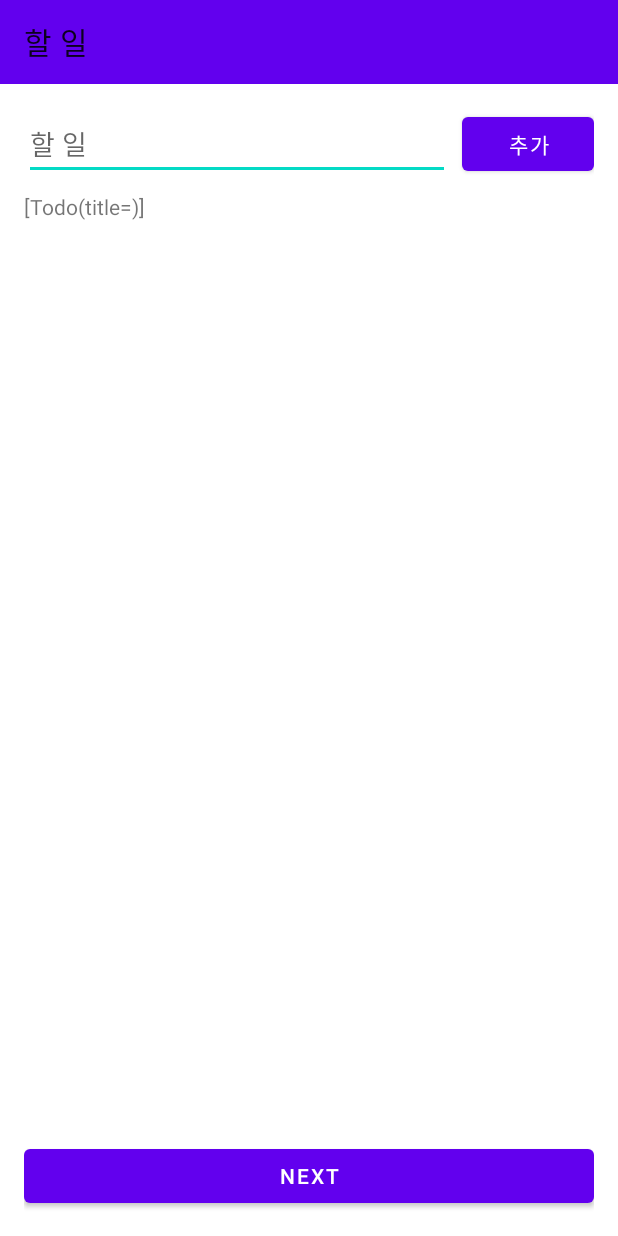
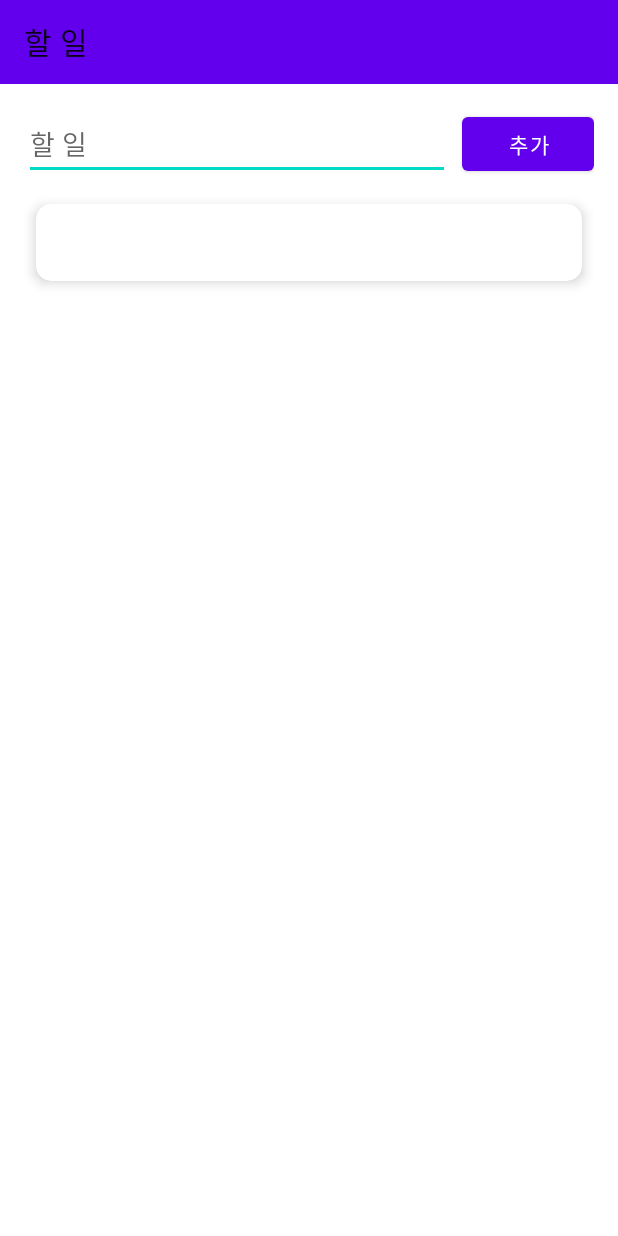
Before and after one commit to yanghyeonjin/ojs-modern-android-practice, an Android app: the screen it shows after launch (MainActivity), after a tap on "추가", on a phone screen of 412 x 824 dp. Run offline under Robolectric (Android 15) with nearby library versions, the phone set to English and light mode, and no system bars; our stand-ins replace Room's generated code, navigation-ui.

Commit message:
* todo list 리사이클러뷰로 구성

```diff
--- /dev/null
+++ b/app/src/main/java/com/example/ojsmodernandroidpractice/adapters/TodoAdapter.kt
@@ -0,0 +1,31 @@
+package com.example.ojsmodernandroidpractice.adapters
+
+import android.view.LayoutInflater
+import android.view.ViewGroup
+import androidx.recyclerview.widget.RecyclerView
+import com.example.ojsmodernandroidpractice.databinding.RecyclerviewItemTodoBinding
+import com.example.ojsmodernandroidpractice.models.Todo
+import com.example.ojsmodernandroidpractice.viewholders.TodoViewHolder
+
+class TodoAdapter : RecyclerView.Adapter<TodoViewHolder>() {
+    private var todos = ArrayList<Todo>()
+
+    override fun onCreateViewHolder(parent: ViewGroup, viewType: Int): TodoViewHolder {
+        return TodoViewHolder(
+            RecyclerviewItemTodoBinding.inflate(LayoutInflater.from(parent.context), parent, false)
+        )
+    }
+
+    override fun onBindViewHolder(holder: TodoViewHolder, position: Int) {
+        holder.bind(todos[position])
+    }
+
+    override fun getItemCount(): Int {
+        return todos.size
+    }
+
+    fun setList(list: ArrayList<Todo>) {
+        this.todos = list
+        notifyDataSetChanged()
+    }
+}
--- a/app/src/main/java/com/example/ojsmodernandroidpractice/screens/TodoFragment.kt
+++ b/app/src/main/java/com/example/ojsmodernandroidpractice/screens/TodoFragment.kt
@@ -1,5 +1,6 @@
 package com.example.ojsmodernandroidpractice.screens
 
+import android.content.Context
 import android.os.Bundle
 import androidx.fragment.app.Fragment
 import android.view.LayoutInflater
@@ -10,16 +11,28 @@ import androidx.fragment.app.viewModels
 import androidx.lifecycle.Observer
 import androidx.lifecycle.lifecycleScope
 import androidx.navigation.fragment.findNavController
+import androidx.recyclerview.widget.LinearLayoutManager
 import com.example.ojsmodernandroidpractice.R
+import com.example.ojsmodernandroidpractice.adapters.TodoAdapter
 import com.example.ojsmodernandroidpractice.databinding.FragmentTodoBinding
 import com.example.ojsmodernandroidpractice.models.Todo
 import com.example.ojsmodernandroidpractice.viewmodels.MainViewModel
 import kotlinx.coroutines.Dispatchers
 import kotlinx.coroutines.launch
+import kotlinx.coroutines.withContext
 
 class TodoFragment : Fragment() {
     private var _mBinding: FragmentTodoBinding? = null
     private val mBinding get() = _mBinding!!
+
+    private lateinit var mContext: Context
+
+    private lateinit var todoAdapter: TodoAdapter
+
+    override fun onAttach(context: Context) {
+        super.onAttach(context)
+        this.mContext = context
+    }
 
     override fun onCreateView(
         inflater: LayoutInflater, container: ViewGroup?,
@@ -35,10 +48,17 @@ class TodoFragment : Fragment() {
         // UI와 비즈니스 로직의 분리를 위해 ViewModel 사용
         val mainViewModel: MainViewModel by viewModels() // 또는 ViewModelProvider(this).get(MainViewModel::class.java)
 
+        // 리사이클러뷰 셋팅
+        todoAdapter = TodoAdapter()
+        mBinding.recyclerViewTodos.apply {
+            setHasFixedSize(true)
+            layoutManager = LinearLayoutManager(mContext, LinearLayoutManager.VERTICAL, false)
+            adapter = todoAdapter
+        }
 
         // 값이 변경되는 것을 감지하여 UI 자동 업데이트를 도와준다!
         mainViewModel.getAll().observe(viewLifecycleOwner, Observer { todos ->
-            mBinding.tvResult.text = todos.toString()
+            todoAdapter.setList(todos as ArrayList<Todo>)
         })
 
 
@@ -50,16 +70,20 @@ class TodoFragment : Fragment() {
             // 데이터베이스 조작은 Main Thread(UI Thread)가 아닌 Worker Thread (Background Thread)에서 작동되어야 한다.
             lifecycleScope.launch(Dispatchers.IO) {
                 mainViewModel.insert(newTodo)
+
+                withContext(Dispatchers.Main) {
+                    mBinding.etTodo.setText("")
+                }
             }
         }
 
         // 다음 버튼 클릭
-        mBinding.btnNext.setOnClickListener {
-            // safe-args를 사용한다.
-            // argument를 적용시킨 action을 만든 후 navigate 한다.
-            val action = TodoFragmentDirections.actionFromTodoToDetails(text = "Hello!!!")
-            findNavController().navigate(action)
-        }
+//        mBinding.btnNext.setOnClickListener {
+//            // safe-args를 사용한다.
+//            // argument를 적용시킨 action을 만든 후 navigate 한다.
+//            val action = TodoFragmentDirections.actionFromTodoToDetails(text = "Hello!!!")
+//            findNavController().navigate(action)
+//        }
     }
 
     override fun onDestroyView() {
--- /dev/null
+++ b/app/src/main/java/com/example/ojsmodernandroidpractice/viewholders/TodoViewHolder.kt
@@ -0,0 +1,14 @@
+package com.example.ojsmodernandroidpractice.viewholders
+
+import androidx.recyclerview.widget.RecyclerView
+import com.example.ojsmodernandroidpractice.databinding.RecyclerviewItemTodoBinding
+import com.example.ojsmodernandroidpractice.models.Todo
+
+class TodoViewHolder(binding: RecyclerviewItemTodoBinding) : RecyclerView.ViewHolder(binding.root) {
+
+    private val tvTitle = binding.tvTitle
+
+    fun bind(item: Todo) {
+        this.tvTitle.text = item.title
+    }
+}
--- a/app/src/main/res/layout/fragment_todo.xml
+++ b/app/src/main/res/layout/fragment_todo.xml
@@ -25,22 +25,14 @@
         app:layout_constraintEnd_toEndOf="parent"
         app:layout_constraintTop_toTopOf="parent" />
 
-    <TextView
-        android:id="@+id/tv_result"
+    <androidx.recyclerview.widget.RecyclerView
+        android:id="@+id/recycler_view_todos"
         android:layout_width="0dp"
         android:layout_height="0dp"
         android:layout_marginTop="8dp"
-        android:layout_marginBottom="8dp"
-        app:layout_constraintBottom_toTopOf="@id/btn_next"
+        app:layout_constraintBottom_toBottomOf="parent"
         app:layout_constraintEnd_toEndOf="parent"
         app:layout_constraintStart_toStartOf="parent"
         app:layout_constraintTop_toBottomOf="@id/et_todo" />
 
-    <Button
-        android:id="@+id/btn_next"
-        android:layout_width="match_parent"
-        android:layout_height="wrap_content"
-        android:text="NEXT"
-        app:layout_constraintBottom_toBottomOf="parent" />
-
 </androidx.constraintlayout.widget.ConstraintLayout>
--- /dev/null
+++ b/app/src/main/res/layout/recyclerview_item_todo.xml
@@ -0,0 +1,29 @@
+<?xml version="1.0" encoding="utf-8"?>
+<androidx.cardview.widget.CardView xmlns:android="http://schemas.android.com/apk/res/android"
+    xmlns:app="http://schemas.android.com/apk/res-auto"
+    xmlns:tools="http://schemas.android.com/tools"
+    android:layout_width="match_parent"
+    android:layout_height="wrap_content"
+    android:layout_marginStart="8dp"
+    android:layout_marginTop="8dp"
+    android:layout_marginEnd="8dp"
+    app:cardCornerRadius="10dp"
+    app:cardElevation="5dp">
+
+    <androidx.constraintlayout.widget.ConstraintLayout
+        android:layout_width="match_parent"
+        android:layout_height="wrap_content"
+        android:padding="16dp">
+
+        <TextView
+            android:id="@+id/tv_title"
+            android:layout_width="0dp"
+            android:layout_height="wrap_content"
+            app:layout_constraintBottom_toBottomOf="parent"
+            app:layout_constraintEnd_toEndOf="parent"
+            app:layout_constraintStart_toStartOf="parent"
+            app:layout_constraintTop_toTopOf="parent"
+            tools:text="할 일" />
+    </androidx.constraintlayout.widget.ConstraintLayout>
+
+</androidx.cardview.widget.CardView>
```
